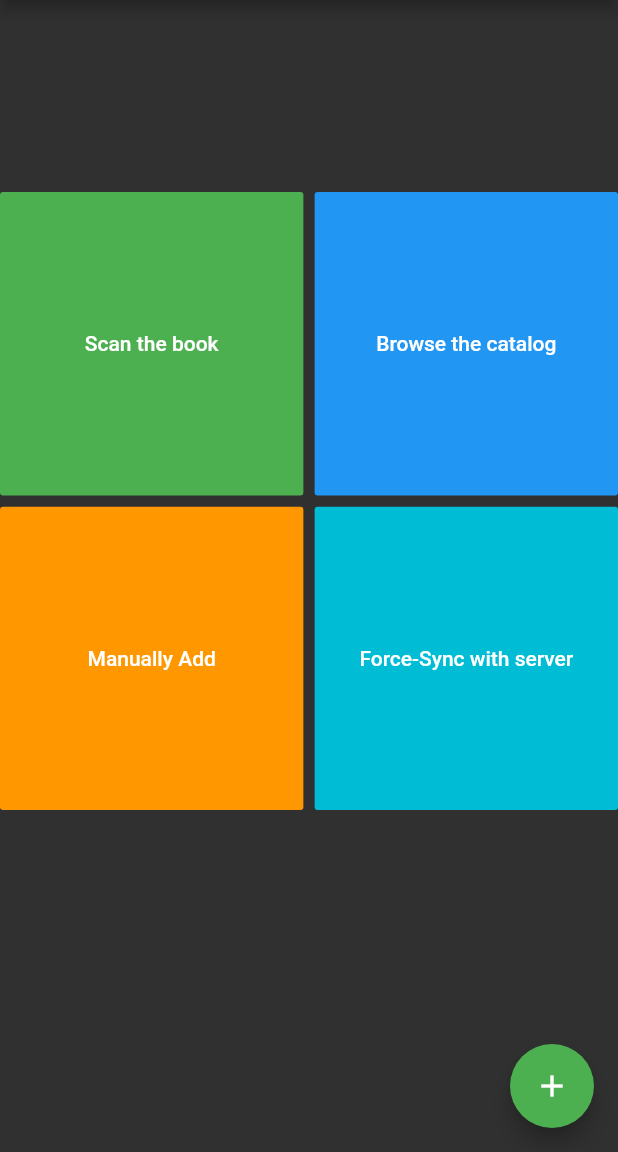
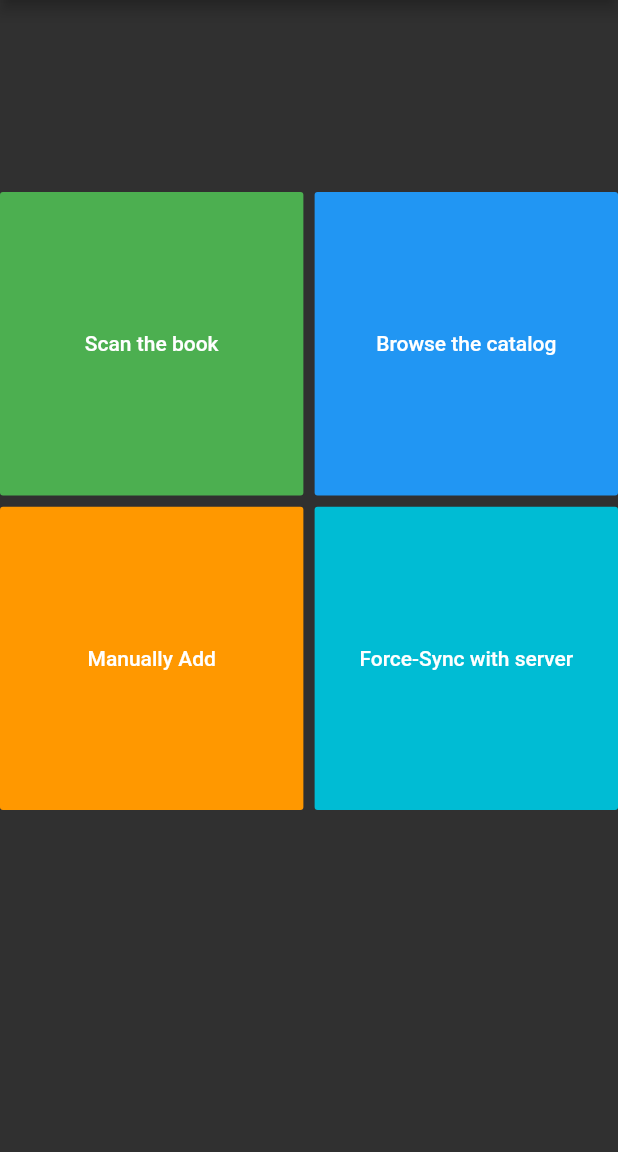
Before and after one commit to LolnationCH/Inventory-Keeper, a Flutter app: the screen it shows after launch, on a phone screen of 412 x 824 dp, the part 84-1236 px from its top. Run offline on Flutter 3.47's test engine with Material 2 defaults, Android fonts, the phone set to English and light mode, and no system bars; our stand-ins replace cached_network_image, flushbar; missing offline and left inert: qr_mobile_vision; project files that could hold a hidden picture were left out.

Commit message:
Remove floating button from main

```diff
--- a/flutter app/lib/main.dart
+++ b/flutter app/lib/main.dart
@@ -251,16 +251,7 @@ class _MyHomePageState extends State<MyHomePage> {
       drawer: Drawer(
         child: _makeDrawerListView(),
       ),
-      body: _makeHomePage(),
-      floatingActionButton: FloatingActionButton(
-        onPressed: () {
-          _manualAdd(context);
-        },
-        child: Icon(Icons.add),
-        backgroundColor: Colors.green,
-        foregroundColor: Colors.white,
-        tooltip: "Add manually the book",
-      ),
+      body: _makeHomePage()
     );
   }
 }
```
